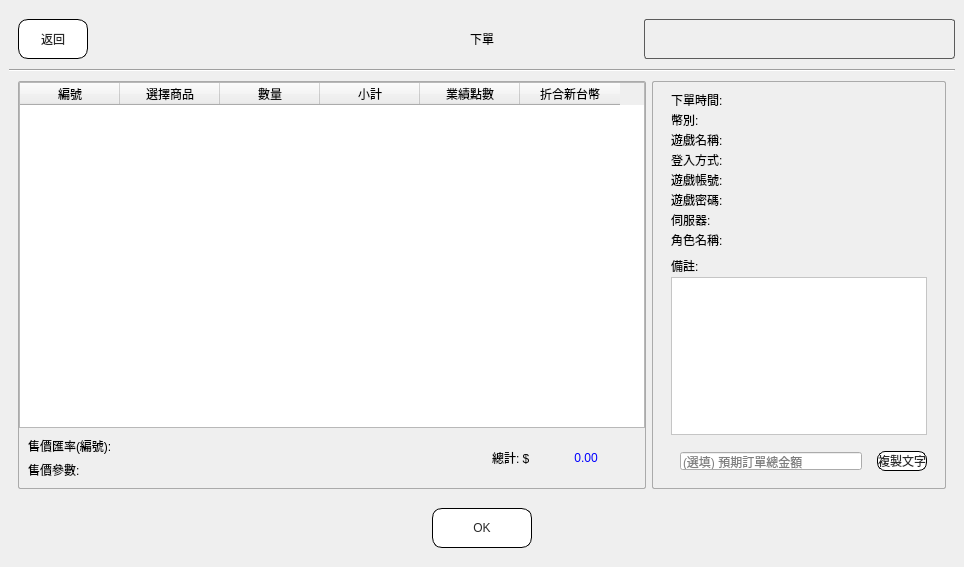
First picture: the form in src/AdbClient/StageCustomerService/LayerOrder.ui, repository roger0816/Adb, before the edit.
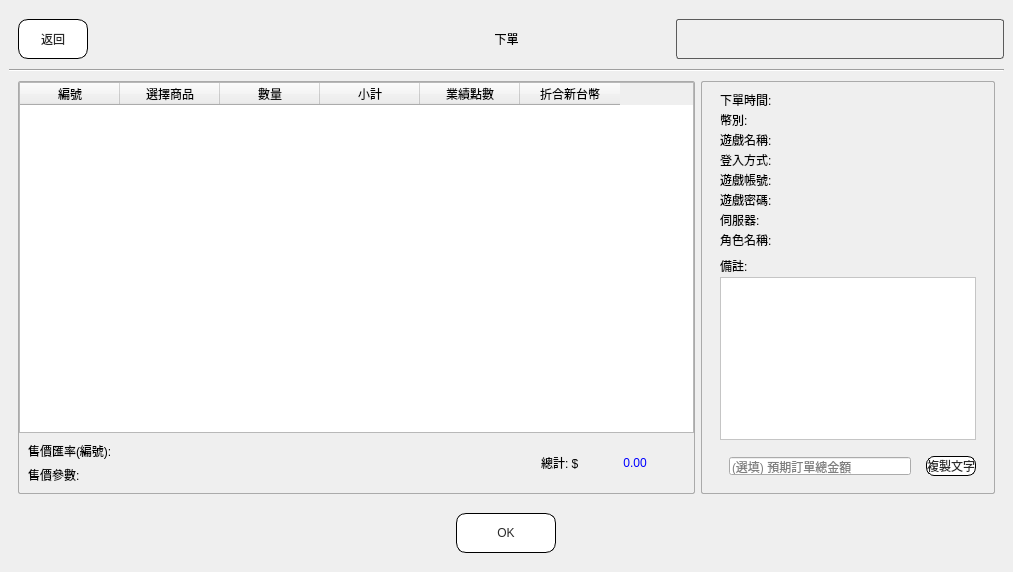
Second picture: the form after the edit.

Diff of the .ui file:
```diff
--- a/src/AdbClient/StageCustomerService/LayerOrder.ui
+++ b/src/AdbClient/StageCustomerService/LayerOrder.ui
@@ -6,8 +6,8 @@
    <rect>
     <x>0</x>
     <y>0</y>
-    <width>964</width>
-    <height>567</height>
+    <width>1013</width>
+    <height>572</height>
    </rect>
   </property>
   <property name="windowTitle">
```
